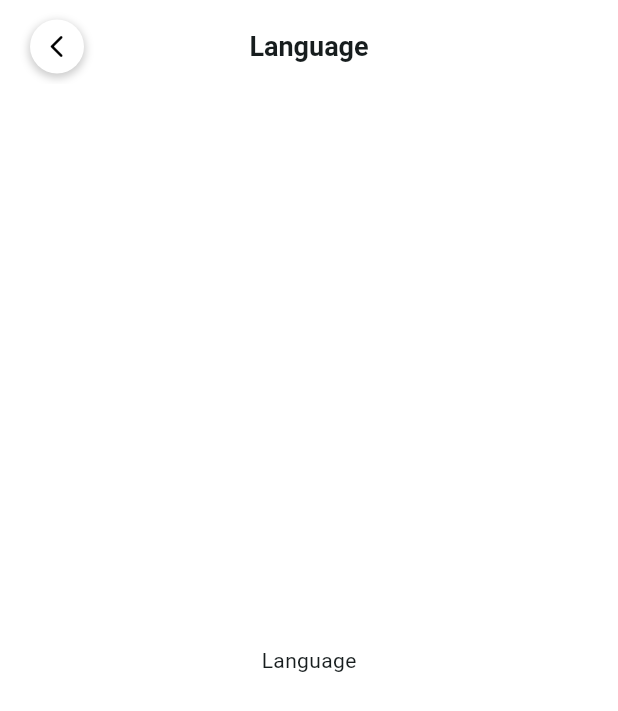
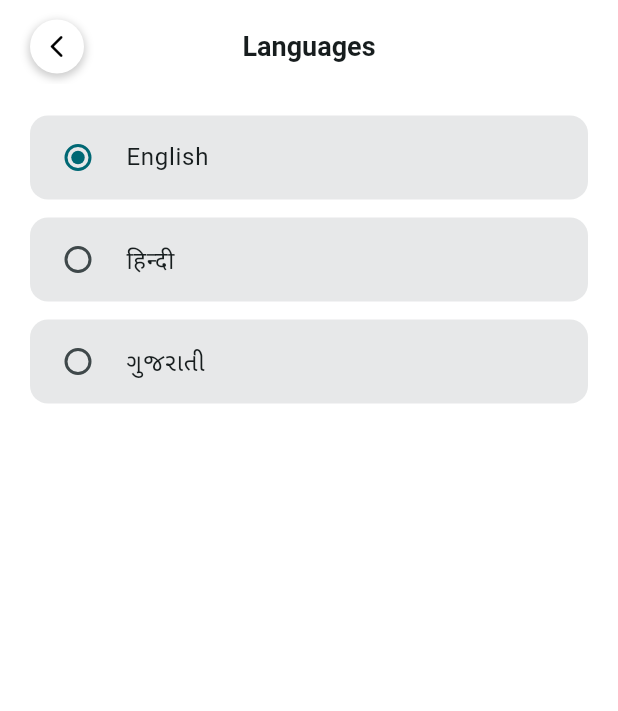
Before and after one commit to hupptechnologies/flutter-shopping-store, a Flutter app: the LanguageView screen opened by its route, on a phone screen of 412 x 824 dp. Shown: the top 711 px of the screen. Run offline on Flutter 3.47's test engine with Material 3 defaults, Android fonts, the phone set to English and light mode, and no system bars; our stand-ins replace carousel_slider, cookie_jar, custom_rating_bar, dio, dio_cookie_manager, flutter_dash and 5 more; accounts and stored records are empty.

Commit message:
UI - language screen

```diff
--- a/lib/screens/appSetting/screens/language/controller/language_controller.dart
+++ b/lib/screens/appSetting/screens/language/controller/language_controller.dart
@@ -1,9 +1,17 @@
 import 'package:get/get.dart';
 
 class LanguageController extends GetxController {
-  @override
-  void onInit() {
-    print(Get.currentRoute);
-    super.onInit();
+  final List<String> languages = [
+    'English',
+    'हिन्दी',
+    'ગુજરાતી',
+  ];
+
+  late Rx<String> selectedLan = 'English'.obs;
+
+  void changeLanguage(String? value) {
+    if (value != null && value.isNotEmpty) {
+      selectedLan.value = value;
+    }
   }
 }
--- a/lib/screens/appSetting/screens/language/view/language_view.dart
+++ b/lib/screens/appSetting/screens/language/view/language_view.dart
@@ -1,3 +1,4 @@
+import 'package:e_commerce/common/constant/app_colors.dart';
 import 'package:e_commerce/common/constant/margin_padding.dart';
 import 'package:e_commerce/screens/appSetting/screens/language/controller/language_controller.dart';
 import 'package:e_commerce/widgets/back_button_appbar_title.dart';
@@ -14,7 +15,7 @@ class LanguageView extends GetView<LanguageController> {
       child: Scaffold(
         appBar: const BackButtonAppbarTitle(
           centerTitle: true,
-          title: 'Language',
+          title: 'Languages',
         ),
         body: SafeArea(
           child: Padding(
@@ -22,8 +23,38 @@ class LanguageView extends GetView<LanguageController> {
               horizontal: MarginPadding.homeHorPadding,
               vertical: MarginPadding.homeTopPadding,
             ),
-            child: const Center(
-              child: Text('Language'),
+            child: ListView(
+              children: [
+                ListView.builder(
+                  itemCount: controller.languages.length,
+                  physics: const NeverScrollableScrollPhysics(),
+                  shrinkWrap: true,
+                  itemBuilder: (context, index) {
+                    final item = controller.languages[index];
+                    return Obx(
+                      () => Padding(
+                        padding: const EdgeInsets.symmetric(vertical: 6),
+                        child: ListTile(
+                          onTap: () => controller.changeLanguage(item),
+                          title: Text(item),
+                          shape: const RoundedRectangleBorder(
+                            borderRadius: BorderRadius.all(
+                              Radius.circular(12),
+                            ),
+                          ),
+                          leading: Radio<String>(
+                            visualDensity: const VisualDensity(horizontal: -4),
+                            value: item,
+                            groupValue: controller.selectedLan.value,
+                            onChanged: controller.changeLanguage,
+                          ),
+                          tileColor: AppColors.lightGray,
+                        ),
+                      ),
+                    );
+                  },
+                ),
+              ],
             ),
           ),
         ),
```
